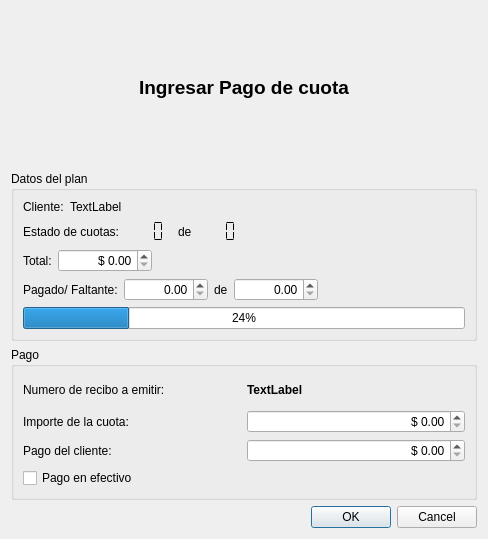
The window that trunk/plugins/cuotas/DPagoCuotaBase.ui (chungote/gestotux) describes before a commit, drawn with Qt 5.
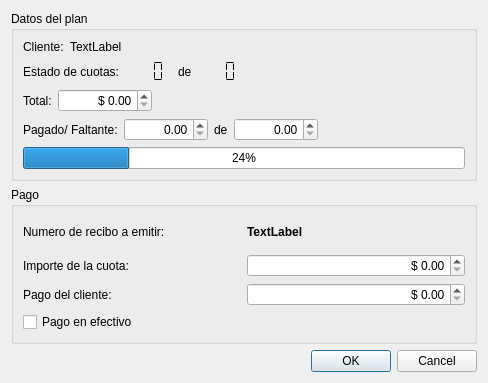
The same window after the commit.

Commit message: - Mejorado modelo de generación de comprobantes de cuotas.

Patch:
```diff
--- a/trunk/plugins/cuotas/DPagoCuotaBase.ui
+++ b/trunk/plugins/cuotas/DPagoCuotaBase.ui
@@ -7,32 +7,13 @@
     <x>0</x>
     <y>0</y>
     <width>488</width>
-    <height>539</height>
+    <height>383</height>
    </rect>
   </property>
   <property name="windowTitle">
    <string>Dialog</string>
   </property>
   <layout class="QVBoxLayout" name="verticalLayout_3">
-   <item>
-    <widget class="QLabel" name="label">
-     <property name="sizePolicy">
-      <sizepolicy hsizetype="Minimum" vsizetype="Minimum">
-       <horstretch>0</horstretch>
-       <verstretch>0</verstretch>
-      </sizepolicy>
-     </property>
-     <property name="minimumSize">
-      <size>
-       <width>0</width>
-       <height>152</height>
-      </size>
-     </property>
-     <property name="text">
-      <string>&lt;html&gt;&lt;head/&gt;&lt;body&gt;&lt;p align=&quot;center&quot;&gt;&lt;span style=&quot; font-size:14pt; font-weight:600;&quot;&gt;Ingresar Pago de cuota&lt;/span&gt;&lt;/p&gt;&lt;/body&gt;&lt;/html&gt;</string>
-     </property>
-    </widget>
-   </item>
    <item>
     <widget class="QGroupBox" name="CBDatosPlan">
      <property name="title">
```
The commit also changes 4 other files.
